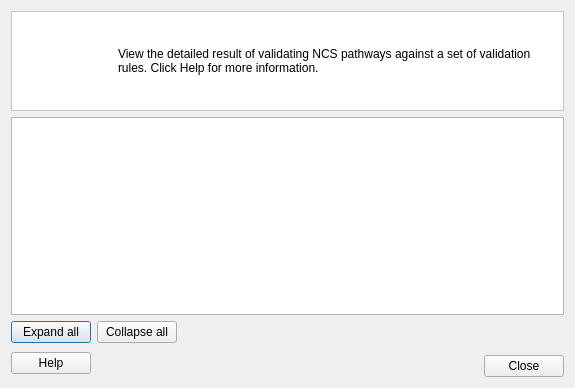
This is src/cplus_plugin/ui/validation_inspector_dialog.ui in ConservationInternational/cplus-plugin as Qt 5 draws it before an edit. The edited form follows.
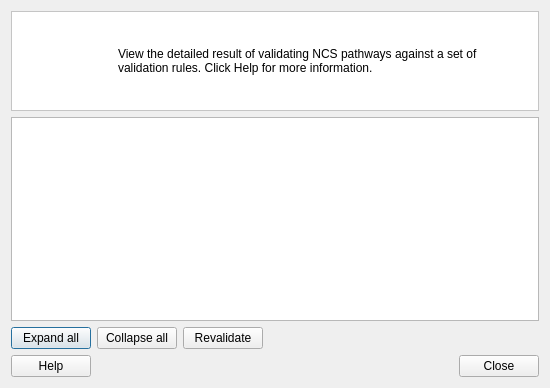
This is the edited form.

Commit message: Allow re-validation in validation inspector dialog.

The edit to the form file:
```diff
--- a/src/cplus_plugin/ui/validation_inspector_dialog.ui
+++ b/src/cplus_plugin/ui/validation_inspector_dialog.ui
@@ -6,7 +6,7 @@
    <rect>
     <x>0</x>
     <y>0</y>
-    <width>575</width>
+    <width>550</width>
     <height>388</height>
    </rect>
   </property>
@@ -14,7 +14,7 @@
    <string>Validation Inspector</string>
   </property>
   <layout class="QGridLayout" name="gridLayout">
-   <item row="0" column="0" colspan="4">
+   <item row="0" column="0" colspan="5">
     <widget class="QFrame" name="frame">
      <property name="sizePolicy">
       <sizepolicy hsizetype="Preferred" vsizetype="Minimum">
@@ -79,7 +79,7 @@
      </layout>
     </widget>
    </item>
-   <item row="1" column="0" colspan="4">
+   <item row="1" column="0" colspan="5">
     <widget class="QTreeWidget" name="tw_results">
      <property name="editTriggers">
       <set>QAbstractItemView::NoEditTriggers</set>
@@ -87,6 +87,9 @@
      <property name="rootIsDecorated">
       <bool>true</bool>
      </property>
+     <property name="wordWrap">
+      <bool>false</bool>
+     </property>
      <attribute name="headerVisible">
       <bool>false</bool>
      </attribute>
@@ -117,40 +120,50 @@
      </property>
     </widget>
    </item>
-   <item row="2" column="2" colspan="2">
+   <item row="2" column="2">
+    <widget class="QPushButton" name="btn_revalidate">
+     <property name="toolTip">
+      <string>Rerun the validation of datasets</string>
+     </property>
+     <property name="text">
+      <string>Revalidate</string>
+     </property>
+    </widget>
+   </item>
+   <item row="2" column="3" colspan="2">
     <spacer name="horizontalSpacer_2">
      <property name="orientation">
       <enum>Qt::Horizontal</enum>
      </property>
      <property name="sizeHint" stdset="0">
       <size>
-       <width>392</width>
+       <width>286</width>
        <height>20</height>
       </size>
      </property>
     </spacer>
    </item>
-   <item row="3" column="0" rowspan="2">
+   <item row="3" column="0">
     <widget class="QPushButton" name="btn_help">
      <property name="text">
       <string>Help</string>
      </property>
     </widget>
    </item>
-   <item row="3" column="1" rowspan="2" colspan="3">
+   <item row="3" column="1" colspan="3">
     <spacer name="horizontalSpacer">
      <property name="orientation">
       <enum>Qt::Horizontal</enum>
      </property>
      <property name="sizeHint" stdset="0">
       <size>
-       <width>473</width>
+       <width>221</width>
        <height>20</height>
       </size>
      </property>
     </spacer>
    </item>
-   <item row="4" column="3">
+   <item row="3" column="4">
     <widget class="QDialogButtonBox" name="buttonBox">
      <property name="orientation">
       <enum>Qt::Horizontal</enum>
```
The commit also changes 7 other files.
